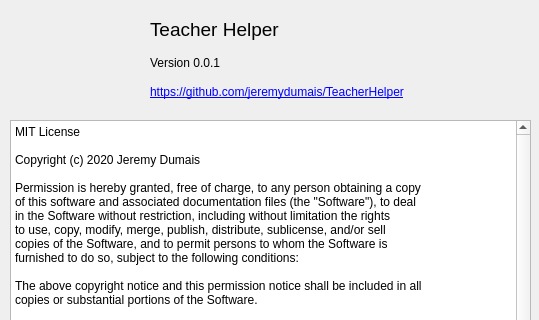
Qt form TeacherHelper/src/aboutBoxForm.ui (jeremydumais/TeacherHelper) before a commit; both pictures show x 0 to 539 and y 0 to 320 of the 539 by 509 pixel window.
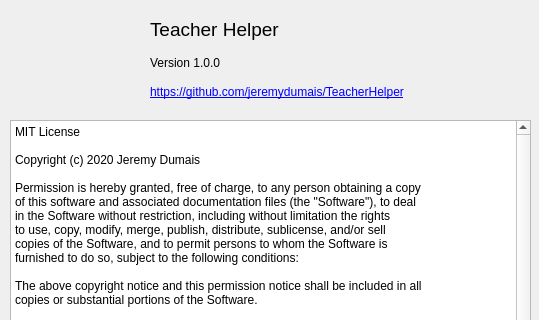
The same form after that commit. Icons and pictures are not drawn.

Commit message: Transfer all SIGNAL and SLOT so that errors can be catch at compile time. Update the version number from 0.0.1 to 1.0.0. Update the change log and the Readme file.

```diff
--- a/TeacherHelper/src/aboutBoxForm.ui
+++ b/TeacherHelper/src/aboutBoxForm.ui
@@ -61,7 +61,7 @@
     </rect>
    </property>
    <property name="text">
-    <string>Version 0.0.1</string>
+    <string>Version 1.0.0</string>
    </property>
   </widget>
   <widget class="QLabel" name="label_3">
```
The commit also changes 18 other files.
